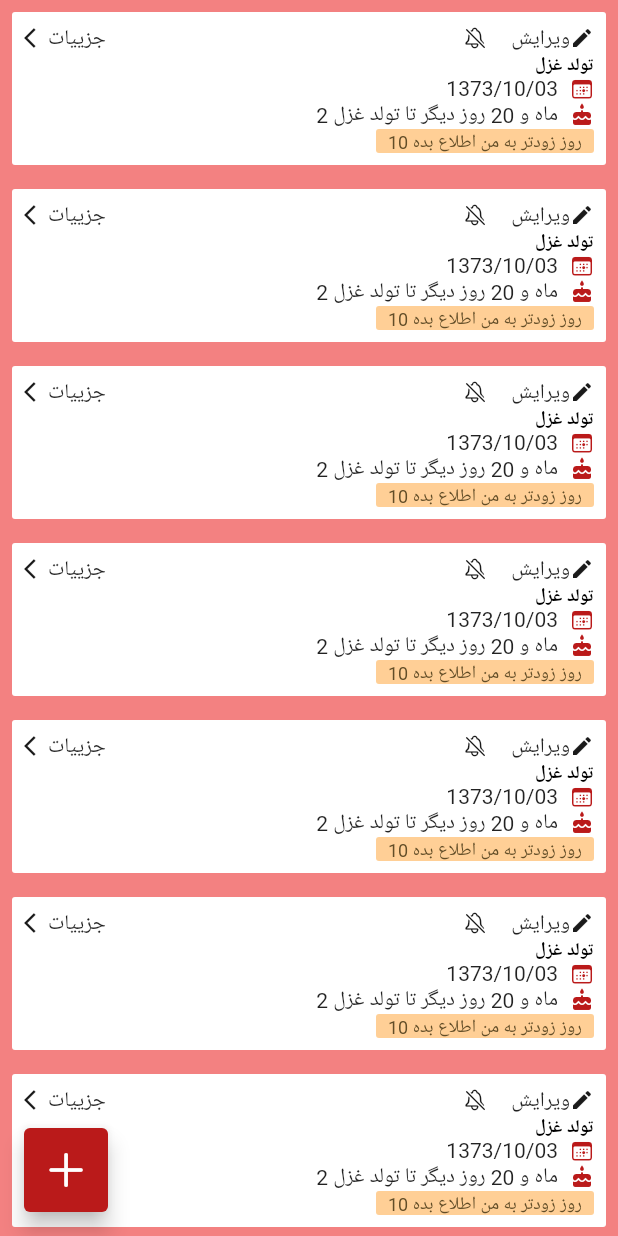
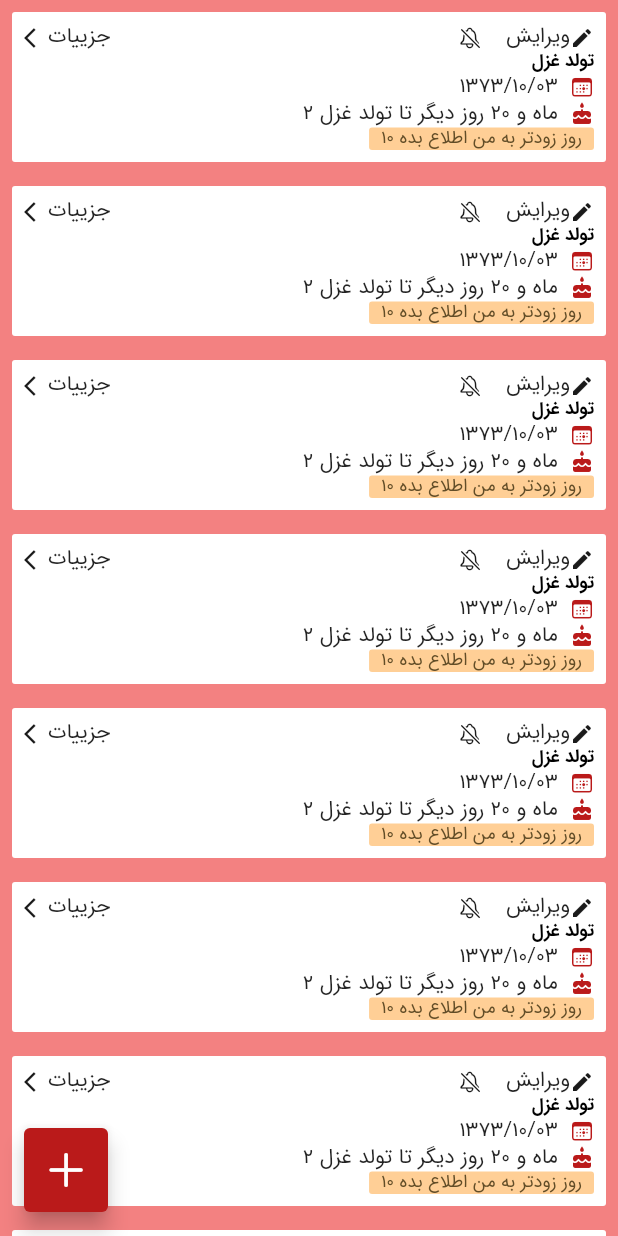
Before and after one commit to Ghazal-Jamalzadeh/birthdate_reminder, a Flutter app: the screen it shows after launch, on a phone screen of 412 x 824 dp. Run offline on Flutter 3.47's test engine with Material 2 defaults, Android fonts, the phone set to English and light mode, and no system bars; our stand-ins replace lottie; Roboto replaces fonts that are missing (IRSans).

Commit message:
added fonts

```diff
--- a/lib/ui/widgets/cards/birthdate-cards.dart
+++ b/lib/ui/widgets/cards/birthdate-cards.dart
@@ -102,10 +102,11 @@ class BirthdateCard extends StatelessWidget {
                   ),
                   child:   Padding(
                     padding: const EdgeInsets.fromLTRB(8 , 0 , 8 , 0),
-                    child: Text('10 روز زودتر به من اطلاع بده', style: Theme
+                    child: Text('۱۰ روز زودتر به من اطلاع بده', style: Theme
                         .of(context)
                         .textTheme
-                        .bodySmall!.copyWith(color: RefColor.darkerYellow)),
+                        .bodySmall!.copyWith(color: RefColor.darkerYellow) ,
+                    textAlign: TextAlign.right),
                   ),
                 ),
               ],
--- a/lib/utils/app.dart
+++ b/lib/utils/app.dart
@@ -8,13 +8,10 @@ class App extends StatelessWidget {
 
   @override
   Widget build(BuildContext context) {
-    return Directionality(
-      textDirection: TextDirection.rtl,
-      child: MaterialApp(
-          title: 'یادآور تولد',
-          theme: _myTheme,
-          home: const HomeScreen()
-      ),
+    return MaterialApp(
+        title: 'یادآور تولد',
+        theme: _myTheme,
+        home: const HomeScreen()
     );
   }
 }
@@ -142,6 +139,6 @@ TextTheme _buildGymakTextTheme(TextTheme base) {
     // ),
   )
       .apply(
-    fontFamily: 'IRSans',
+    fontFamily: 'IranSans',
   );
 }
```
Also changed, not shown: pubspec.yaml (+19 -12 lines), assets/fonts/iran_sans_mob.ttf (added), assets/fonts/iran_sans_mob_black.ttf (added), assets/fonts/iran_sans_mob_bold.ttf (added), assets/fonts/iran_sans_mob_en.ttf (added), assets/fonts/iran_sans_mob_en_medium.ttf (added), assets/fonts/iran_sans_mob_light.ttf (added), assets/fonts/iran_sans_mob_medium.ttf (added), assets/fonts/iran_sans_mob_ultralight.ttf (added).
